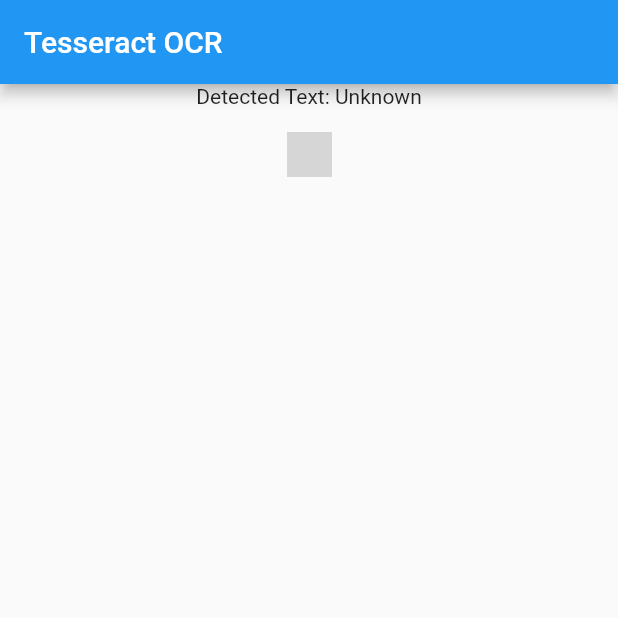
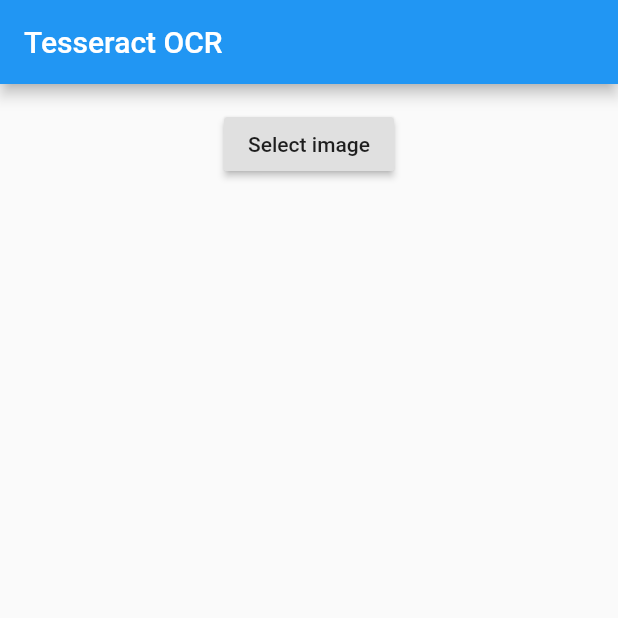
Before and after one commit to arrrrny/tesseract_ocr, a Flutter app: the screen it shows after launch, on a phone screen of 412 x 824 dp, the top half of it. Run offline on Flutter 3.47's test engine with Material 2 defaults, Android fonts, the phone set to English and light mode, and no system bars; our stand-ins replace file_picker; grey boxes are pictures that could not be loaded.

Commit message:
Make use of file_picker instead of assets

```diff
--- a/example/lib/main.dart
+++ b/example/lib/main.dart
@@ -1,13 +1,5 @@
-import 'dart:io';
-import 'dart:typed_data';
-
-import 'package:flutter/services.dart';
-import 'package:path/path.dart';
-import 'package:path_provider/path_provider.dart';
-
+import 'package:file_picker/file_picker.dart';
 import 'package:flutter/material.dart';
-import 'dart:async';
-
 import 'package:tesseract_ocr/tesseract_ocr.dart';
 
 void main() => runApp(MyApp());
@@ -18,45 +10,7 @@
 }
 
 class _MyAppState extends State<MyApp> {
-  String _extractText = 'Unknown';
-
-  @override
-  void initState() {
-    super.initState();
-    initPlatformState();
-  }
-
-  // Platform messages are asynchronous, so we initialize in an async method.
-  Future<void> initPlatformState() async {
-    String extractText;
-    // Platform messages may fail, so we use a try/catch PlatformException.
-    try {
-      final Directory directory = await getTemporaryDirectory();
-      final String imagePath = join(
-        directory.path,
-        "tmp_1.jpg",
-      );
-      final ByteData data = await rootBundle.load('packages/tesseract_ocr/images/test.png');
-      final Uint8List bytes = data.buffer.asUint8List(
-        data.offsetInBytes,
-        data.lengthInBytes,
-      );
-      await File(imagePath).writeAsBytes(bytes);
-
-      extractText = await TesseractOcr.extractText(imagePath, language: "financial");
-    } on PlatformException {
-      extractText = 'Failed to extract text';
-    }
-
-    // If the widget was removed from the tree while the asynchronous platform
-    // message was in flight, we want to discard the reply rather than calling
-    // setState to update our non-existent appearance.
-    if (!mounted) return;
-
-    setState(() {
-      _extractText = extractText;
-    });
-  }
+  String _extractText = '';
 
   @override
   Widget build(BuildContext context) {
@@ -65,13 +19,27 @@
           appBar: AppBar(
             title: const Text('Tesseract OCR'),
           ),
-          body: Column(
-            children: <Widget>[
-              Center(
-                child: Text('Detected Text: $_extractText\n'),
-              ),
-              Image.asset('images/test.png', package: 'tesseract_ocr', height: 30.0),
-            ],
+          body: Container(
+            padding: EdgeInsets.all(16),
+            child: ListView(
+              children: <Widget>[
+                Center(
+                  child: RaisedButton(
+                    child: Text('Select image'),
+                    onPressed: () async {
+                      var file =
+                          await FilePicker.getFilePath(type: FileType.image);
+                      _extractText = await TesseractOcr.extractText(file);
+                      setState(() {});
+                    },
+                  ),
+                ),
+                SizedBox(
+                  height: 16,
+                ),
+                Center(child: SelectableText(_extractText)),
+              ],
+            ),
           )),
     );
   }
```
